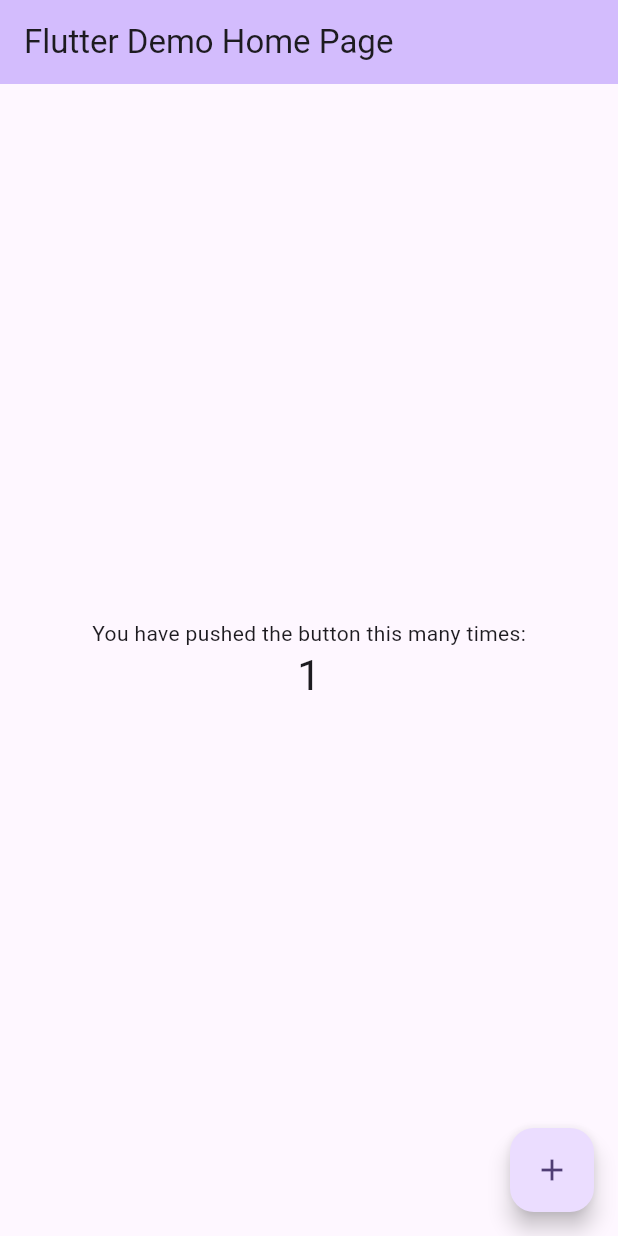
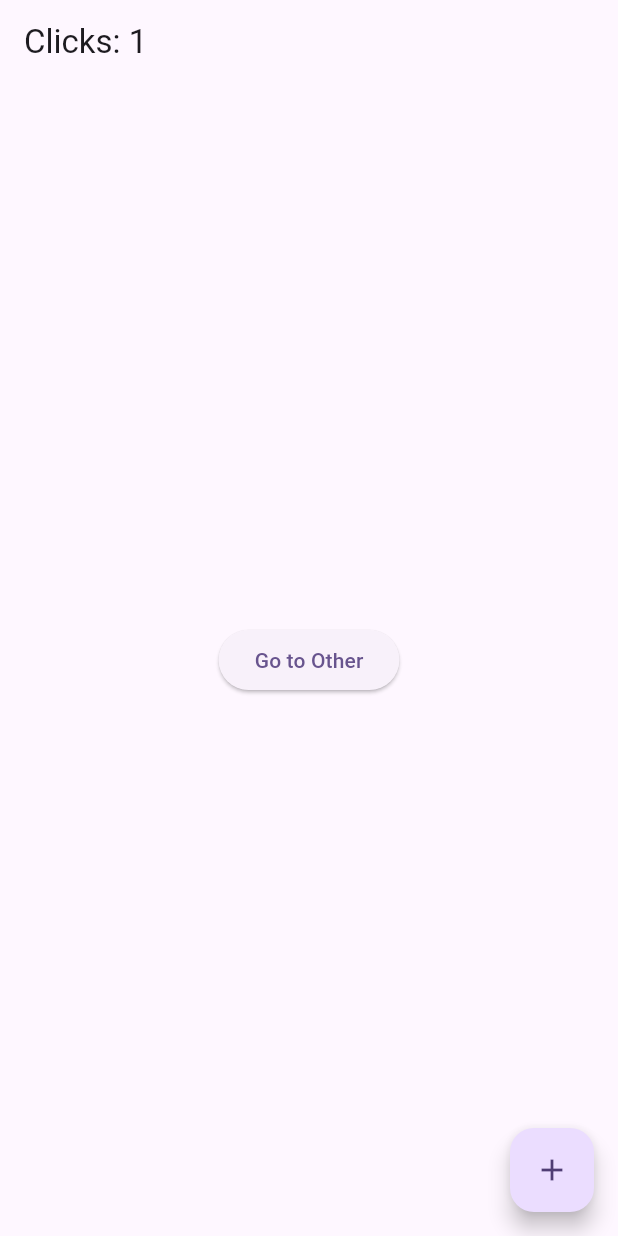
Before and after one commit to mateusz-lisowski/sns-app, a Flutter app: the screen it shows after launch, after a tap on the "add" icon, on a phone screen of 412 x 824 dp. Run offline on Flutter 3.47's test engine with Material 3 defaults, Android fonts, the phone set to English and light mode, and no system bars; our stand-ins replace get.

Commit message:
Implement getX state management solution

```diff
--- a/lib/main.dart
+++ b/lib/main.dart
@@ -1,122 +1,61 @@
 import 'package:flutter/material.dart';
+import 'package:get/get.dart';
 
 void main() {
-  runApp(const MyApp());
+  runApp(const SnsApp());
 }
 
-class MyApp extends StatelessWidget {
-  const MyApp({super.key});
+class Controller extends GetxController{
+  var count = 0.obs;
+  increment() => count++;
+}
+
+class SnsApp extends StatelessWidget {
+  const SnsApp({super.key});
 
   // This widget is the root of your application.
   @override
   Widget build(BuildContext context) {
-    return MaterialApp(
-      title: 'Flutter Demo',
+    return GetMaterialApp(
+      title: 'SNS Demo App',
       theme: ThemeData(
-        // This is the theme of your application.
-        //
-        // TRY THIS: Try running your application with "flutter run". You'll see
-        // the application has a purple toolbar. Then, without quitting the app,
-        // try changing the seedColor in the colorScheme below to Colors.green
-        // and then invoke "hot reload" (save your changes or press the "hot
-        // reload" button in a Flutter-supported IDE, or press "r" if you used
-        // the command line to start the app).
-        //
-        // Notice that the counter didn't reset back to zero; the application
-        // state is not lost during the reload. To reset the state, use hot
-        // restart instead.
-        //
-        // This works for code too, not just values: Most code changes can be
-        // tested with just a hot reload.
         colorScheme: ColorScheme.fromSeed(seedColor: Colors.deepPurple),
       ),
-      home: const MyHomePage(title: 'Flutter Demo Home Page'),
+      home: const Home(),
     );
   }
 }
 
-class MyHomePage extends StatefulWidget {
-  const MyHomePage({super.key, required this.title});
-
-  // This widget is the home page of your application. It is stateful, meaning
-  // that it has a State object (defined below) that contains fields that affect
-  // how it looks.
-
-  // This class is the configuration for the state. It holds the values (in this
-  // case the title) provided by the parent (in this case the App widget) and
-  // used by the build method of the State. Fields in a Widget subclass are
-  // always marked "final".
-
-  final String title;
+class Home extends StatelessWidget {
+  const Home({super.key});
 
   @override
-  State<MyHomePage> createState() => _MyHomePageState();
+  Widget build(context) {
+
+    // Instantiate your class using Get.put() to make it available for all "child" routes there.
+    final Controller c = Get.put(Controller());
+
+    return Scaffold(
+      // Use Obx(()=> to update Text() whenever count is changed.
+        appBar: AppBar(title: Obx(() => Text("Clicks: ${c.count}"))),
+
+        // Replace the 8 lines Navigator.push by a simple Get.to(). You don't need context
+        body: Center(child: ElevatedButton(
+            child: Text("Go to Other"), onPressed: () => Get.to(() => Other()))),
+        floatingActionButton:
+        FloatingActionButton(child: Icon(Icons.add), onPressed: c.increment));
+  }
 }
 
-class _MyHomePageState extends State<MyHomePage> {
-  int _counter = 0;
+class Other extends StatelessWidget {
+  // You can ask Get to find a Controller that is being used by another page and redirect you to it.
+  Other({super.key});
 
-  void _incrementCounter() {
-    setState(() {
-      // This call to setState tells the Flutter framework that something has
-      // changed in this State, which causes it to rerun the build method below
-      // so that the display can reflect the updated values. If we changed
-      // _counter without calling setState(), then the build method would not be
-      // called again, and so nothing would appear to happen.
-      _counter++;
-    });
-  }
+  final Controller c = Get.find();
 
   @override
-  Widget build(BuildContext context) {
-    // This method is rerun every time setState is called, for instance as done
-    // by the _incrementCounter method above.
-    //
-    // The Flutter framework has been optimized to make rerunning build methods
-    // fast, so that you can just rebuild anything that needs updating rather
-    // than having to individually change instances of widgets.
-    return Scaffold(
-      appBar: AppBar(
-        // TRY THIS: Try changing the color here to a specific color (to
-        // Colors.amber, perhaps?) and trigger a hot reload to see the AppBar
-        // change color while the other colors stay the same.
-        backgroundColor: Theme.of(context).colorScheme.inversePrimary,
-        // Here we take the value from the MyHomePage object that was created by
-        // the App.build method, and use it to set our appbar title.
-        title: Text(widget.title),
-      ),
-      body: Center(
-        // Center is a layout widget. It takes a single child and positions it
-        // in the middle of the parent.
-        child: Column(
-          // Column is also a layout widget. It takes a list of children and
-          // arranges them vertically. By default, it sizes itself to fit its
-          // children horizontally, and tries to be as tall as its parent.
-          //
-          // Column has various properties to control how it sizes itself and
-          // how it positions its children. Here we use mainAxisAlignment to
-          // center the children vertically; the main axis here is the vertical
-          // axis because Columns are vertical (the cross axis would be
-          // horizontal).
-          //
-          // TRY THIS: Invoke "debug painting" (choose the "Toggle Debug Paint"
-          // action in the IDE, or press "p" in the console), to see the
-          // wireframe for each widget.
-          mainAxisAlignment: MainAxisAlignment.center,
-          children: <Widget>[
-            const Text('You have pushed the button this many times:'),
-            Text(
-              '$_counter',
-              style: Theme.of(context).textTheme.headlineMedium,
-            ),
-          ],
-        ),
-      ),
-      floatingActionButton: FloatingActionButton(
-        onPressed: _incrementCounter,
-        tooltip: 'Increment',
-        child: const Icon(Icons.add),
-      ), // This trailing comma makes auto-formatting nicer for build methods.
-    );
+  Widget build(context){
+    // Access the updated count variable
+    return Scaffold(body: Center(child: Text("${c.count}")));
   }
 }
--- a/pubspec.yaml
+++ b/pubspec.yaml
@@ -34,6 +34,7 @@ dependencies:
   # The following adds the Cupertino Icons font to your application.
   # Use with the CupertinoIcons class for iOS style icons.
   cupertino_icons: ^1.0.8
+  get:
 
 dev_dependencies:
   flutter_test:
```
Also changed, not shown: pubspec.lock, 1 other file.
